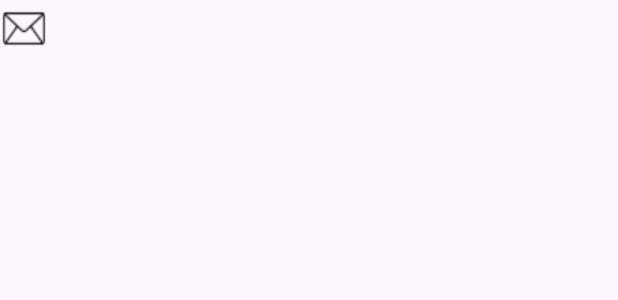
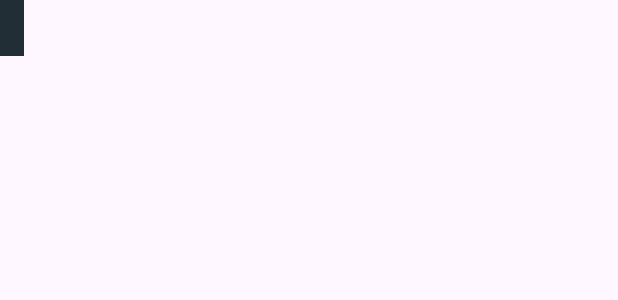
Before and after one commit to Jonatan1014/BeautyCare, an Android app: the layout item_bot_message.xml on its own in the app's theme, with its tools: preview values and no code run, on a phone screen of 412 x 824 dp. Shown: the top 300 px of the screen. Run offline under Robolectric (Android 15) with nearby library versions, the phone set to English and light mode, and no system bars; network calls fail.

Commit message:
Diseño de bot terminado

```diff
--- a/app/src/main/res/layout/fragment_beety.xml
+++ b/app/src/main/res/layout/fragment_beety.xml
@@ -1,5 +1,6 @@
 <RelativeLayout xmlns:android="http://schemas.android.com/apk/res/android"
     android:layout_width="match_parent"
+    style="@style/fondo_chat"
     android:layout_height="match_parent">
 
     <androidx.recyclerview.widget.RecyclerView
--- a/app/src/main/res/layout/item_bot_message.xml
+++ b/app/src/main/res/layout/item_bot_message.xml
@@ -3,6 +3,6 @@
     android:layout_width="wrap_content"
     android:layout_height="wrap_content"
     android:padding="8dp"
-    android:background="@drawable/ico_email"
-    android:textColor="@android:color/white"
+    style="@style/fondo_chat_beety_bot"
+    android:textColor="@color/white"
     android:textSize="16sp" />
--- a/app/src/main/res/layout/item_user_message.xml
+++ b/app/src/main/res/layout/item_user_message.xml
@@ -3,6 +3,6 @@
     android:layout_width="wrap_content"
     android:layout_height="wrap_content"
     android:padding="8dp"
-    android:background="@drawable/ico_candado"
+    style="@style/fondo_chat_beety_user"
     android:textColor="@android:color/white"
     android:textSize="16sp" />
--- a/app/src/main/res/values-night/themes.xml
+++ b/app/src/main/res/values-night/themes.xml
@@ -33,4 +33,22 @@
         <item name="fontFamily">@font/montserrat</item>
     </style>
 
+    <style name="fondo_chat_beety_user">
+        <item name="android:background">@color/color_chat_user</item>
+        <item name="itemIconTint">@color/white</item>
+        <item name="itemTextColor">@color/white</item>
+        <item name="fontFamily">@font/montserrat</item>
+    </style>
+
+    <style name="fondo_chat_beety_bot">
+        <item name="android:background">@color/color_chat_bot</item>
+        <item name="itemIconTint">@color/white</item>
+        <item name="itemTextColor">@color/white</item>
+        <item name="fontFamily">@font/montserrat</item>
+    </style>
+
+    <style name="fondo_chat">
+        <item name="android:background">@drawable/fondodark</item>
+    </style>
+
 </resources>
--- a/app/src/main/res/values/colors.xml
+++ b/app/src/main/res/values/colors.xml
@@ -9,6 +9,8 @@
     <color name="mainlight">#FFFFFFFF</color>
     <color name="maindark">#FF000000</color>
     <color name="entra_sesion_">#FFD7E3</color>
+    <color name="color_chat_user">#024742</color>
+    <color name="color_chat_bot">#212e36</color>
 
 
 </resources>
--- a/app/src/main/res/values/themes.xml
+++ b/app/src/main/res/values/themes.xml
@@ -33,6 +33,24 @@
         <item name="fontFamily">@font/montserrat</item>
     </style>
 
+    <style name="fondo_chat_beety_user">
+        <item name="android:background">@color/color_chat_user</item>
+        <item name="itemIconTint">@color/white</item>
+        <item name="itemTextColor">@color/white</item>
+        <item name="fontFamily">@font/montserrat</item>
+    </style>
+
+    <style name="fondo_chat_beety_bot">
+        <item name="android:background">@color/color_chat_bot</item>
+        <item name="itemIconTint">@color/white</item>
+        <item name="itemTextColor">@color/white</item>
+        <item name="fontFamily">@font/montserrat</item>
+    </style>
+
+    <style name="fondo_chat">
+        <item name="android:background">@drawable/fondoligth</item>
+    </style>
+
 
 
 </resources>
```
Also changed, not shown: app/src/main/res/drawable/fondodark.jpg (added), app/src/main/res/drawable/fondoligth.jpg (added).
